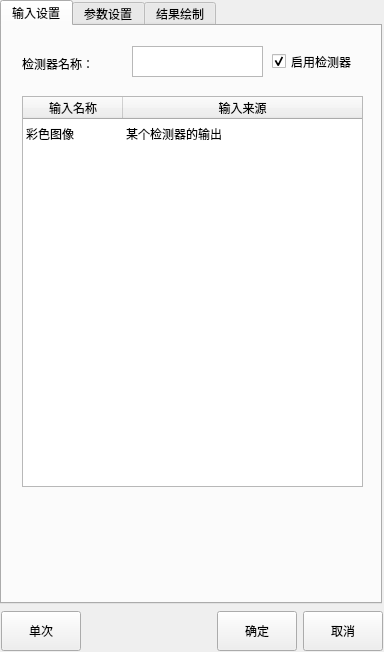
Above: CMvVisionParamWidget/CMvVisionParamWidget/formFiles/CMvColorConversionBlackAndWhite.ui from OrangLBlue/QtUI_For_Work before the change. Below: the same form after it.
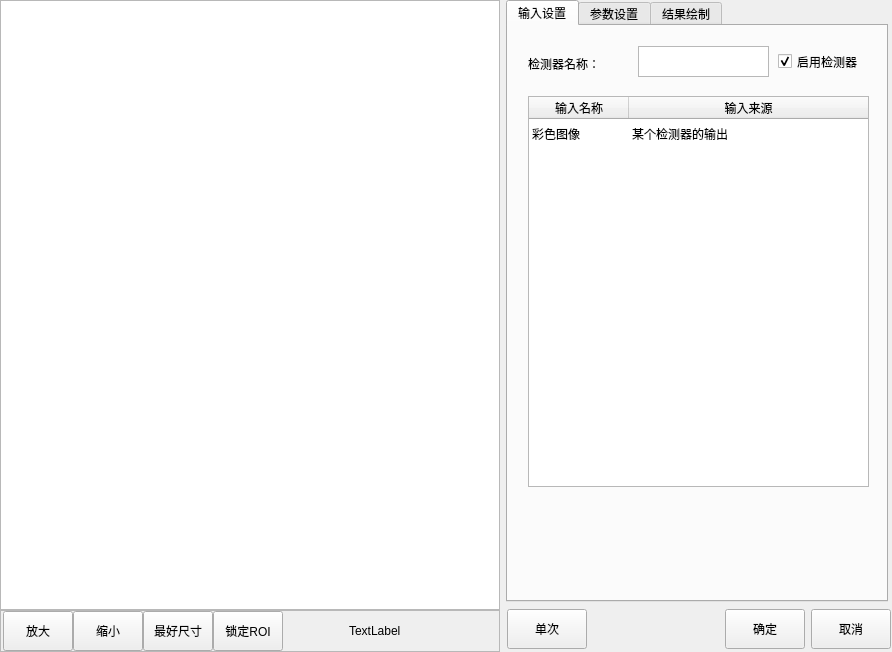
That is the form after the change.

The edit to the form file:
```diff
--- a/CMvVisionParamWidget/CMvVisionParamWidget/formFiles/CMvColorConversionBlackAndWhite.ui
+++ b/CMvVisionParamWidget/CMvVisionParamWidget/formFiles/CMvColorConversionBlackAndWhite.ui
@@ -6,17 +6,14 @@
    <rect>
     <x>0</x>
     <y>0</y>
-    <width>384</width>
+    <width>892</width>
     <height>652</height>
    </rect>
   </property>
   <property name="windowTitle">
    <string>彩色转黑白</string>
   </property>
-  <layout class="QVBoxLayout" name="verticalLayout">
-   <property name="spacing">
-    <number>0</number>
-   </property>
+  <layout class="QHBoxLayout" name="horizontalLayout_3">
    <property name="leftMargin">
     <number>0</number>
    </property>
@@ -31,18 +28,191 @@
    </property>
    <item>
     <layout class="QVBoxLayout" name="verticalLayout_2">
+     <property name="spacing">
+      <number>0</number>
+     </property>
      <item>
-      <widget class="QTabWidget" name="tabWidget">
+      <widget class="QGraphicsView" name="graphicsView_mainImage">
        <property name="minimumSize">
         <size>
-         <width>382</width>
-         <height>602</height>
+         <width>500</width>
+         <height>600</height>
         </size>
        </property>
        <property name="maximumSize">
         <size>
-         <width>380</width>
+         <width>500</width>
          <height>16777215</height>
+        </size>
+       </property>
+      </widget>
+     </item>
+     <item>
+      <widget class="QFrame" name="frame">
+       <property name="minimumSize">
+        <size>
+         <width>500</width>
+         <height>42</height>
+        </size>
+       </property>
+       <property name="maximumSize">
+        <size>
+         <width>500</width>
+         <height>42</height>
+        </size>
+       </property>
+       <property name="frameShape">
+        <enum>QFrame::StyledPanel</enum>
+       </property>
+       <property name="frameShadow">
+        <enum>QFrame::Raised</enum>
+       </property>
+       <layout class="QHBoxLayout" name="horizontalLayout">
+        <property name="spacing">
+         <number>0</number>
+        </property>
+        <property name="leftMargin">
+         <number>2</number>
+        </property>
+        <property name="topMargin">
+         <number>0</number>
+        </property>
+        <property name="rightMargin">
+         <number>0</number>
+        </property>
+        <property name="bottomMargin">
+         <number>0</number>
+        </property>
+        <item>
+         <widget class="QPushButton" name="pushButton_zoomIn">
+          <property name="minimumSize">
+           <size>
+            <width>70</width>
+            <height>40</height>
+           </size>
+          </property>
+          <property name="maximumSize">
+           <size>
+            <width>70</width>
+            <height>40</height>
+           </size>
+          </property>
+          <property name="text">
+           <string>放大</string>
+          </property>
+         </widget>
+        </item>
+        <item>
+         <widget class="QPushButton" name="pushButton_zoomOut">
+          <property name="minimumSize">
+           <size>
+            <width>70</width>
+            <height>40</height>
+           </size>
+          </property>
+          <property name="maximumSize">
+           <size>
+            <width>70</width>
+            <height>40</height>
+           </size>
+          </property>
+          <property name="text">
+           <string>缩小</string>
+          </property>
+         </widget>
+        </item>
+        <item>
+         <widget class="QPushButton" name="pushButton_zoomBest">
+          <property name="minimumSize">
+           <size>
+            <width>70</width>
+            <height>40</height>
+           </size>
+          </property>
+          <property name="maximumSize">
+           <size>
+            <width>70</width>
+            <height>40</height>
+           </size>
+          </property>
+          <property name="text">
+           <string>最好尺寸</string>
+          </property>
+         </widget>
+        </item>
+        <item>
+         <widget class="QPushButton" name="pushButton_lockRoiMove">
+          <property name="minimumSize">
+           <size>
+            <width>70</width>
+            <height>40</height>
+           </size>
+          </property>
+          <property name="maximumSize">
+           <size>
+            <width>70</width>
+            <height>40</height>
+           </size>
+          </property>
+          <property name="text">
+           <string>锁定ROI</string>
+          </property>
+         </widget>
+        </item>
+        <item>
+         <spacer name="horizontalSpacer">
+          <property name="orientation">
+           <enum>Qt::Horizontal</enum>
+          </property>
+          <property name="sizeHint" stdset="0">
+           <size>
+            <width>63</width>
+            <height>20</height>
+           </size>
+          </property>
+         </spacer>
+        </item>
+        <item>
+         <widget class="QLabel" name="label_mousePos">
+          <property name="minimumSize">
+           <size>
+            <width>150</width>
+            <height>40</height>
+           </size>
+          </property>
+          <property name="maximumSize">
+           <size>
+            <width>150</width>
+            <height>40</height>
+           </size>
+          </property>
+          <property name="text">
+           <string>TextLabel</string>
+          </property>
+         </widget>
+        </item>
+       </layout>
+      </widget>
+     </item>
+    </layout>
+   </item>
+   <item>
+    <layout class="QVBoxLayout" name="verticalLayout">
+     <property name="spacing">
+      <number>6</number>
+     </property>
+     <item>
+      <widget class="QTabWidget" name="tabWidget">
+       <property name="minimumSize">
+        <size>
+         <width>382</width>
+         <height>602</height>
+        </size>
+       </property>
+       <property name="maximumSize">
+        <size>
+         <width>382</width>
+         <height>602</height>
         </size>
        </property>
        <property name="currentIndex">
```
